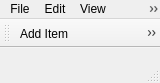
Before: the Qt Designer form mainwindow.ui in chrismanning/ddvs, drawn with Qt 5.
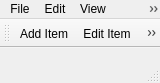
After: the same form once the commit is applied. Icons and pictures are not drawn.

Commit message: Remove ability to remove items from visualisation as it doesn't really make sense

Diff of the .ui file:
```diff
--- a/mainwindow.ui
+++ b/mainwindow.ui
@@ -103,7 +103,6 @@
     <bool>false</bool>
    </attribute>
    <addaction name="actionAdd_Item"/>
-   <addaction name="actionRemove_Item"/>
    <addaction name="actionEdit_Item"/>
    <addaction name="actionZoom_In"/>
    <addaction name="actionZoom_Out"/>
@@ -202,15 +201,6 @@
     <string>Add Item</string>
    </property>
   </action>
-  <action name="actionRemove_Item">
-   <property name="icon">
-    <iconset resource="icons.qrc">
-     <normaloff>:/16x16/icons/16x16/list-remove.png</normaloff>:/16x16/icons/16x16/list-remove.png</iconset>
-   </property>
-   <property name="text">
-    <string>Remove Item</string>
-   </property>
-  </action>
   <action name="actionEdit_Item">
    <property name="icon">
     <iconset resource="icons.qrc">
```
Left out of the diff: 1 changed line with no effect on the pictures. The commit also changes 2 other files.
